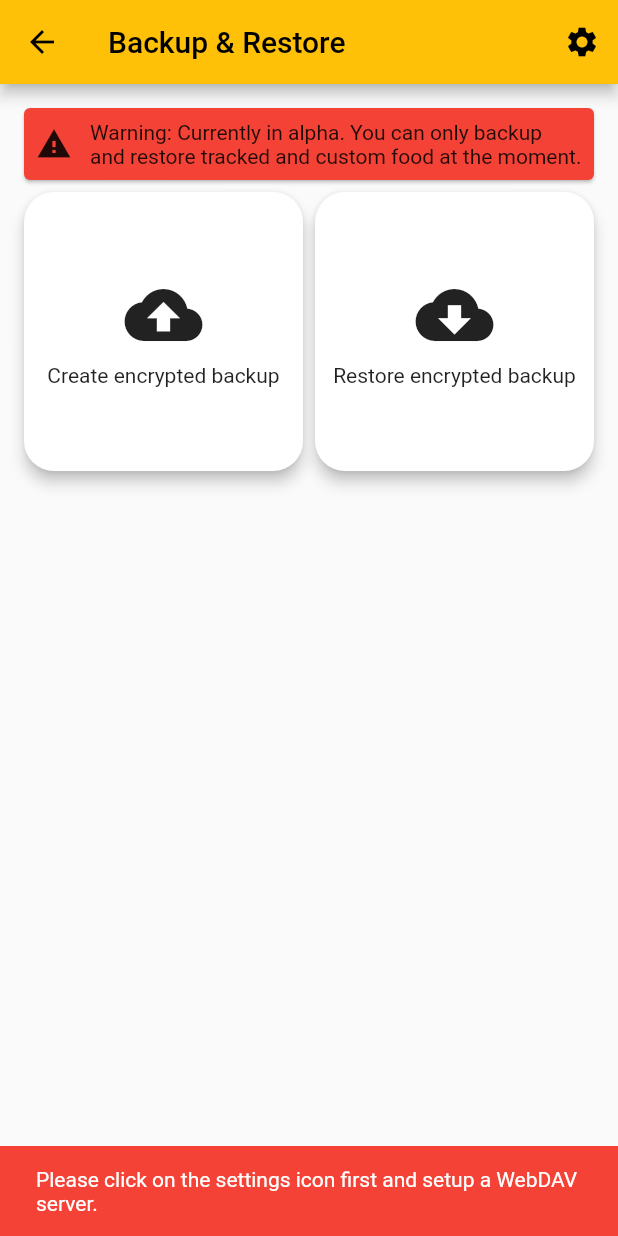
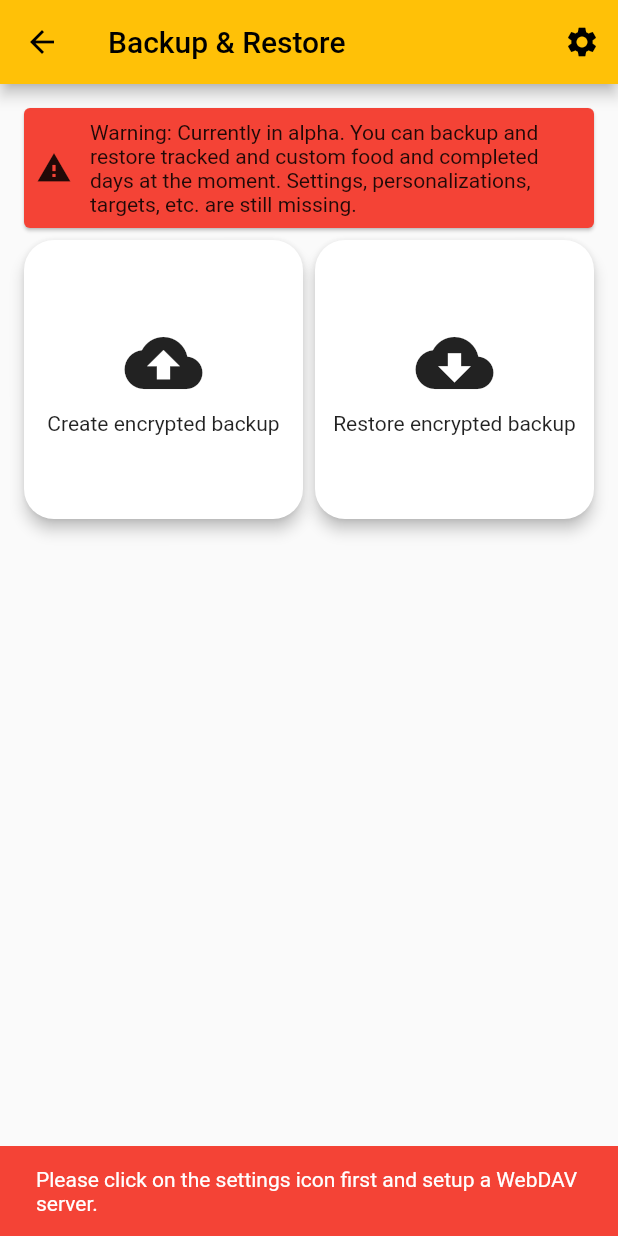
Before and after one commit to christianfl/Energize, a Flutter app: the BackupAndRestoreSubPage screen opened by its route, after a tap on "Restore encrypted backup", on a phone screen of 412 x 824 dp. Run offline on Flutter 3.47's test engine with Material 2 defaults, Android fonts, the phone set to English and light mode, and no system bars; our stand-ins replace dio, flutter_speed_dial, shared_preferences, sqflite, table_calendar; missing offline and left inert: encrypt, openfoodfacts, qr_code_scanner; accounts and stored records are empty; generated files the repository leaves out were written again.

Commit message:
Completed days are now included in backup and restore

```diff
--- a/lib/models/backup_data.dart
+++ b/lib/models/backup_data.dart
@@ -11,10 +11,12 @@ part 'backup_data.g.dart';
 class BackupData {
   final List<Food>? customFood;
   final List<FoodTracked>? trackedFood;
+  final List<DateTime>? completedDays;
 
   BackupData({
     this.customFood,
     this.trackedFood,
+    this.completedDays,
   });
 
   /// Connect the generated fromJson function to the `fromJson` factory.
--- a/lib/pages/tab_settings/backup_and_restore_sub_page.dart
+++ b/lib/pages/tab_settings/backup_and_restore_sub_page.dart
@@ -13,6 +13,7 @@ import '../../models/backup_data.dart';
 import '../../providers/app_settings.dart';
 import '../../providers/custom_food_provider.dart';
 import '../../providers/tracked_food_provider.dart';
+import '../../services/complete_days_database_service.dart';
 import '../../services/custom_foods_database_service.dart';
 import '../../services/tracked_foods_database_service.dart';
 import '../../widgets/info_card.dart';
@@ -122,6 +123,7 @@ class _BackupAndRestoreSubPageState extends State<BackupAndRestoreSubPage> {
       final backupData = BackupData(
         customFood: await CustomFoodDatabaseService.customFoods,
         trackedFood: await TrackedFoodDatabaseService.trackedFoods,
+        completedDays: await CompleteDaysDatabaseService.completedDays,
       );
 
       final encodedBackupData = json.encode(backupData.toJson());
@@ -193,6 +195,13 @@ class _BackupAndRestoreSubPageState extends State<BackupAndRestoreSubPage> {
                   for (var trackedFood in backupData.trackedFood!)
                     {
                       trackedFoodProvider.addEatenFood(trackedFood),
+                    },
+                },
+              if (backupData.completedDays != null)
+                {
+                  for (var completedDay in backupData.completedDays!)
+                    {
+                      CompleteDaysDatabaseService.insert(completedDay),
                     },
                 },
               ScaffoldMessenger.of(context).showSnackBar(
@@ -481,7 +490,7 @@ class _BackupAndRestoreSubPageState extends State<BackupAndRestoreSubPage> {
             children: [
               InfoCard(
                 message:
-                    'Warning: Currently in alpha. You can only backup and restore tracked and custom food at the moment.',
+                    'Warning: Currently in alpha. You can backup and restore tracked and custom food and completed days at the moment. Settings, personalizations, targets, etc. are still missing.',
                 icon: const Icon(Icons.warning),
                 color: Colors.red,
               ),
--- a/lib/pages/tab_tracking/tracking_page.dart
+++ b/lib/pages/tab_tracking/tracking_page.dart
@@ -4,7 +4,6 @@ import 'package:flutter_gen/gen_l10n/app_localizations.dart';
 import 'package:flutter_speed_dial/flutter_speed_dial.dart';
 import 'package:intl/intl.dart';
 import 'package:provider/provider.dart';
-
 import 'package:table_calendar/table_calendar.dart';
 
 import './detailed_summary_sub_page.dart';
@@ -67,7 +66,7 @@ class _TrackingPageState extends State<TrackingPage> {
 
   Future<void> _pickDateDialog(BuildContext ctx) async {
     final List<DateTime> completedDays =
-        await CompleteDaysDatabaseService.getCompletedDays();
+        await CompleteDaysDatabaseService.completedDays;
 
     return showDialog<void>(
       context: context,
--- a/lib/services/complete_days_database_service.dart
+++ b/lib/services/complete_days_database_service.dart
@@ -49,7 +49,7 @@ class CompleteDaysDatabaseService with DatabaseService {
     );
   }
 
-  static Future<List<DateTime>> getCompletedDays() async {
+  static Future<List<DateTime>> get completedDays async {
     final db = await instance.database;
 
     final List<Map<String, dynamic>> completeDays = await db.query(
```
Also changed, not shown: lib/models/backup_data.g.dart.
